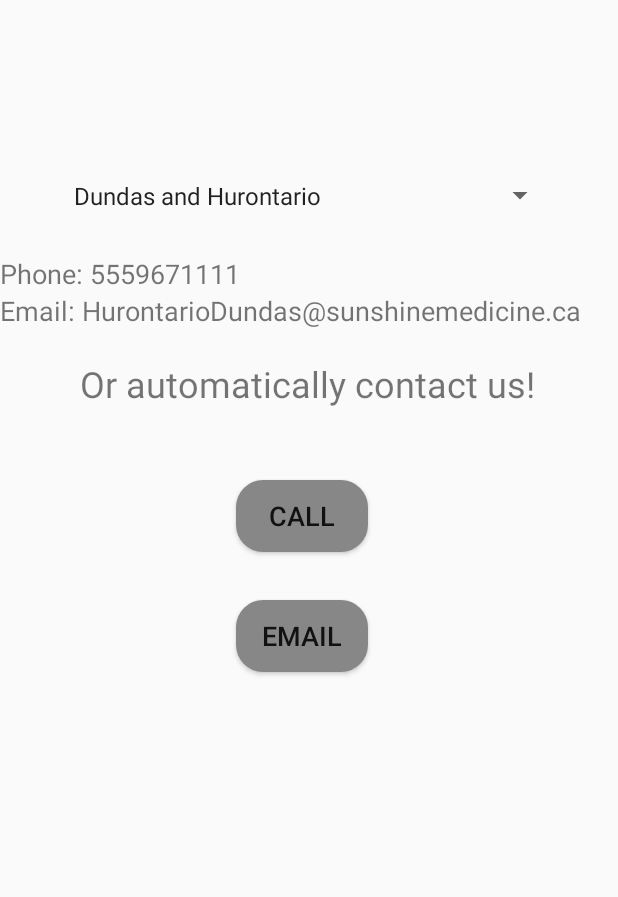
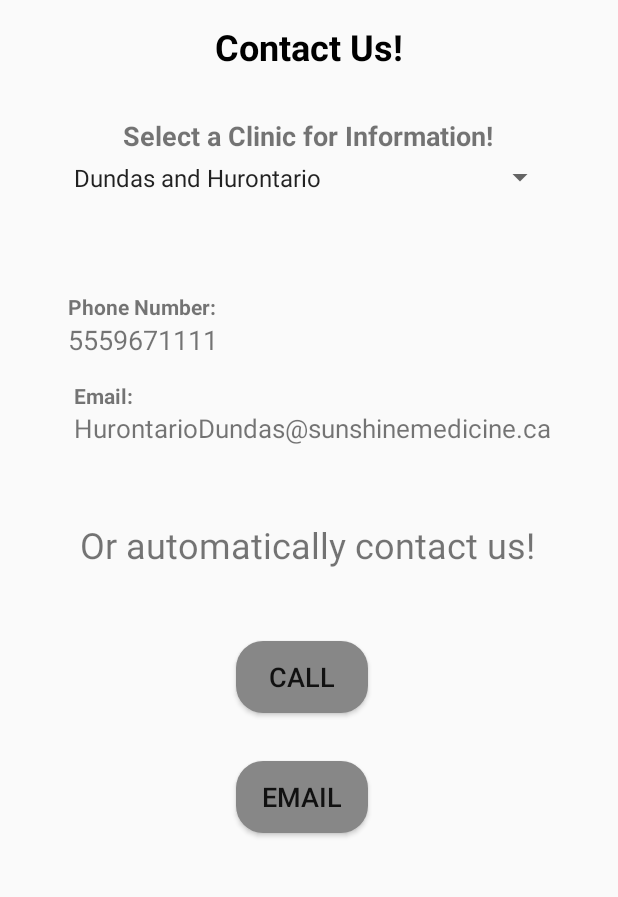
Before and after one commit to anthony-trinh/Sunshine-Medical-Clinic, an Android app: the ContactUs screen opened directly, with no data from a screen before it, on a phone screen of 412 x 824 dp, the part 62-959 px from its top. Run offline under Robolectric (Android 15) with nearby library versions, the phone set to English and light mode, and no system bars; our stand-ins replace Firebase (no records; nobody signed in at launch, a user with empty details on screens opened directly); 3 statements that could not run were skipped.

Commit message:
cleaned UI

```diff
--- a/app/src/main/java/com/example/sunshinemedicalclinic/ContactUs.java
+++ b/app/src/main/java/com/example/sunshinemedicalclinic/ContactUs.java
@@ -112,8 +112,8 @@ public class ContactUs extends AppCompatActivity implements AdapterView.OnItemSe
         String text = parent.getItemAtPosition(position).toString() ;
         index = position ;
         flag = 1 ;
-        txtPhone.setText("Phone: " + (getResources().getStringArray(R.array.clinicPhones)[index].substring(4)));
-        txtEmail.setText("Email: " + getResources().getStringArray(R.array.clinicEmails)[index]);
+        txtPhone.setText(getResources().getStringArray(R.array.clinicPhones)[index].substring(4));
+        txtEmail.setText(getResources().getStringArray(R.array.clinicEmails)[index]);
     }
 
     @Override
--- a/app/src/main/res/layout/activity_contact_us.xml
+++ b/app/src/main/res/layout/activity_contact_us.xml
@@ -10,13 +10,16 @@
         android:layout_width="match_parent"
         android:layout_height="match_parent"
         android:orientation="vertical">
+
         <include
-            layout="@layout/main_toolbar"/>
+            android:id="@+id/include2"
+            layout="@layout/main_toolbar" />
+
         <Spinner
             android:id="@+id/clinicSpinner"
             android:layout_width="329dp"
             android:layout_height="31dp"
-        android:layout_marginTop="156dp"
+            android:layout_marginTop="144dp"
             app:layout_constraintEnd_toEndOf="parent"
             app:layout_constraintStart_toStartOf="parent"
             app:layout_constraintTop_toTopOf="parent" />
@@ -46,17 +49,20 @@
 
         <TextView
             android:id="@+id/txtPhoneNo"
-        android:layout_width="match_parent"
-        android:layout_height="wrap_content"
-        android:layout_marginTop="24dp"
+            android:layout_width="321dp"
+            android:layout_height="23dp"
+            android:layout_marginStart="4dp"
+            android:layout_marginTop="80dp"
             android:textSize="18sp"
             app:layout_constraintStart_toStartOf="@+id/clinicSpinner"
             app:layout_constraintTop_toBottomOf="@+id/clinicSpinner" />
 
         <TextView
             android:id="@+id/logEmail"
-        android:layout_width="match_parent"
-        android:layout_height="wrap_content"
+            android:layout_width="320dp"
+            android:layout_height="25dp"
+            android:layout_marginStart="4dp"
+            android:layout_marginTop="36dp"
             android:textSize="18sp"
             app:autoSizeTextType="uniform"
             app:layout_constraintStart_toStartOf="@+id/txtPhoneNo"
@@ -66,12 +72,65 @@
             android:id="@+id/txt"
             android:layout_width="wrap_content"
             android:layout_height="wrap_content"
-        android:layout_marginStart="12dp"
-        android:layout_marginTop="20dp"
+            android:layout_marginStart="4dp"
+            android:layout_marginTop="48dp"
             android:text="@string/or_automatically_contact_us"
             android:textSize="24sp"
             app:layout_constraintStart_toStartOf="@+id/logEmail"
             app:layout_constraintTop_toBottomOf="@+id/logEmail" />
+
+        <TextView
+            android:id="@+id/textView9"
+            android:layout_width="wrap_content"
+            android:layout_height="wrap_content"
+            android:text="Select a Clinic for Information!"
+            android:textSize="18sp"
+            android:textStyle="bold"
+            app:layout_constraintBottom_toTopOf="@+id/clinicSpinner"
+            app:layout_constraintEnd_toEndOf="@+id/clinicSpinner"
+            app:layout_constraintHorizontal_bias="0.493"
+            app:layout_constraintStart_toStartOf="@+id/clinicSpinner"
+            app:layout_constraintTop_toBottomOf="@+id/include2"
+            app:layout_constraintVertical_bias="1.0" />
+
+        <TextView
+            android:id="@+id/textView10"
+            android:layout_width="wrap_content"
+            android:layout_height="wrap_content"
+            android:text="@string/phone_number"
+            android:textStyle="bold"
+            app:layout_constraintBottom_toTopOf="@+id/txtPhoneNo"
+            app:layout_constraintEnd_toEndOf="@+id/txtPhoneNo"
+            app:layout_constraintHorizontal_bias="0.0"
+            app:layout_constraintStart_toStartOf="@+id/txtPhoneNo" />
+
+        <TextView
+            android:id="@+id/textView11"
+            android:layout_width="wrap_content"
+            android:layout_height="wrap_content"
+            android:text="@string/email"
+            android:textStyle="bold"
+            app:layout_constraintBottom_toTopOf="@+id/logEmail"
+            app:layout_constraintEnd_toEndOf="@+id/logEmail"
+            app:layout_constraintHorizontal_bias="0.0"
+            app:layout_constraintStart_toStartOf="@+id/logEmail"
+            app:layout_constraintTop_toBottomOf="@+id/txtPhoneNo"
+            app:layout_constraintVertical_bias="1.0" />
+
+        <TextView
+            android:id="@+id/textView13"
+            android:layout_width="wrap_content"
+            android:layout_height="wrap_content"
+            android:text="Contact Us!"
+            android:textColor="#000000"
+            android:textSize="24sp"
+            android:textStyle="bold"
+            app:layout_constraintBottom_toTopOf="@+id/textView9"
+            app:layout_constraintEnd_toEndOf="@+id/textView9"
+            app:layout_constraintHorizontal_bias="0.504"
+            app:layout_constraintStart_toStartOf="@+id/textView9"
+            app:layout_constraintTop_toBottomOf="@+id/include2"
+            app:layout_constraintVertical_bias="0.0" />
     </androidx.constraintlayout.widget.ConstraintLayout>
     <RelativeLayout
         android:layout_width="300dp"
```
Also changed, not shown: app/src/main/res/layout/activity_book_appointment.xml (+28 -15 lines), app/src/main/res/layout/activity_my_account.xml (+19 -2 lines). Lines whose indentation alone changed are shown as unchanged.
